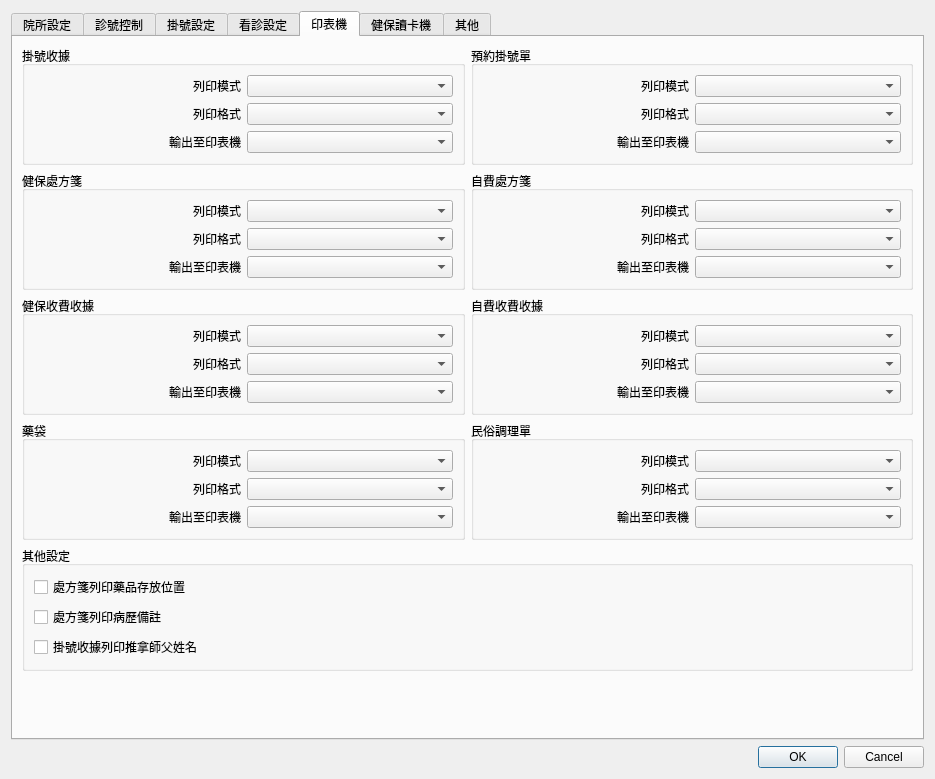
Before: the Qt Designer form ui/dialog_settings.ui in picacat/pyMedical, drawn with Qt 5.
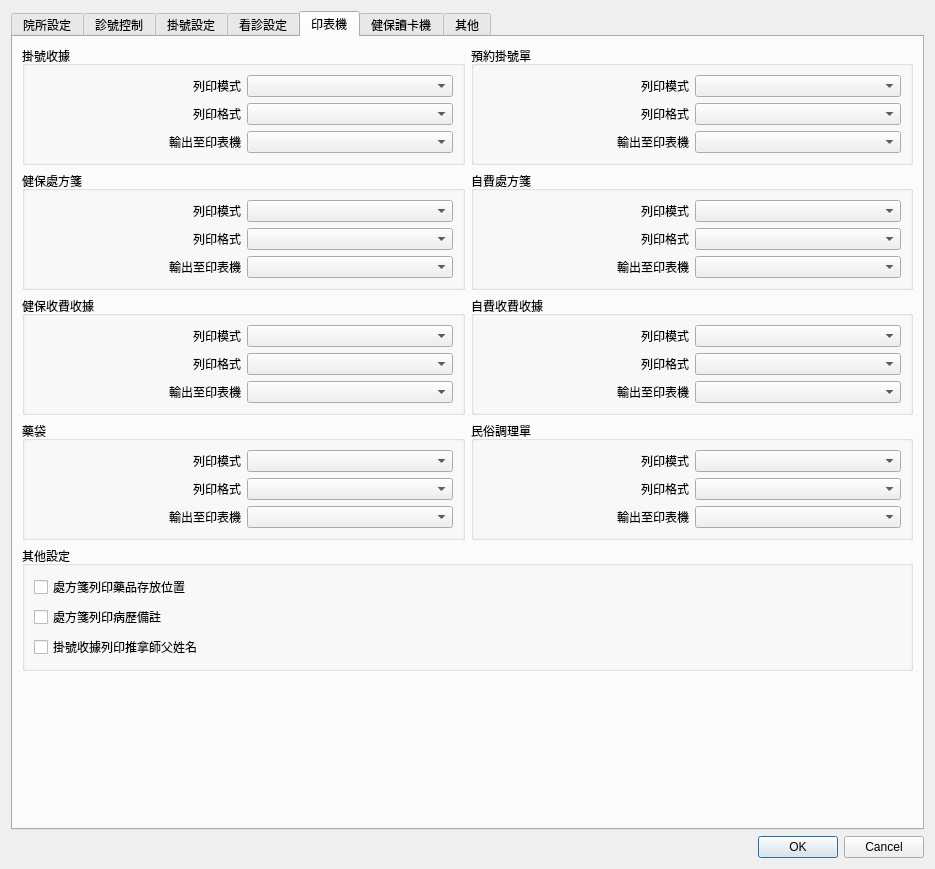
After: the same form once the commit is applied. The open tabs and pages were chosen to show the change. Icons and pictures are not drawn.

Diff of the .ui file:
```diff
--- a/ui/dialog_settings.ui
+++ b/ui/dialog_settings.ui
@@ -7,7 +7,7 @@
     <x>0</x>
     <y>0</y>
     <width>935</width>
-    <height>779</height>
+    <height>869</height>
    </rect>
   </property>
   <property name="sizePolicy">
```
Left out of the diff: 2 changed lines with no effect on the pictures.
